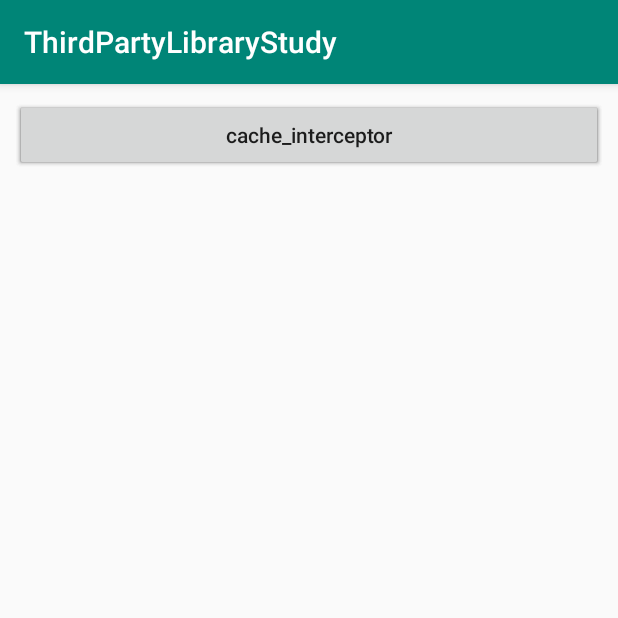
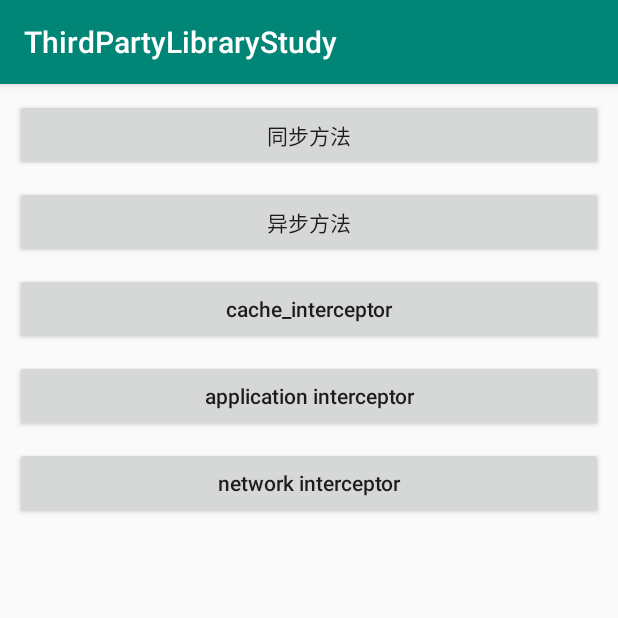
Before and after one commit to tinyvampirepudge/ThirdPartyLibraryStudy, an Android app: the OkhttpActivity screen opened directly, with no data from a screen before it, on a phone screen of 412 x 824 dp, the top half of it. Run offline under Robolectric (Android 15) with nearby library versions, the phone set to English and light mode, and no system bars; our stand-ins replace ButterKnife.

Commit message:
应用拦截器和网络拦截器

```diff
--- a/app/src/main/AndroidManifest.xml
+++ b/app/src/main/AndroidManifest.xml
@@ -2,6 +2,8 @@
 <manifest xmlns:android="http://schemas.android.com/apk/res/android"
     xmlns:tools="http://schemas.android.com/tools"
     package="com.tinytongtong.thirdpartylibrarystudy">
+
+    <uses-permission android:name="android.permission.INTERNET"/>
 
     <application
         android:allowBackup="true"
--- a/app/src/main/res/layout/activity_okhttp.xml
+++ b/app/src/main/res/layout/activity_okhttp.xml
@@ -8,26 +8,42 @@
 
     <Button
         android:id="@+id/btn_sync"
+        style="@style/btn_style_lower"
+        android:text="同步方法"
         app:layout_constraintLeft_toLeftOf="parent"
         app:layout_constraintRight_toRightOf="parent"
-        style="@style/btn_style_lower"
-        android:text="同步方法"
         app:layout_constraintTop_toTopOf="parent" />
 
     <Button
         android:id="@+id/btn_async"
+        style="@style/btn_style_lower"
+        android:text="异步方法"
         app:layout_constraintLeft_toLeftOf="parent"
         app:layout_constraintRight_toRightOf="parent"
-        style="@style/btn_style_lower"
-        android:text="异步方法"
-        app:layout_constraintTop_toTopOf="parent" />
+        app:layout_constraintTop_toBottomOf="@id/btn_sync" />
 
     <Button
         android:id="@+id/btn_cache_interceptor"
+        style="@style/btn_style_lower"
+        android:text="cache_interceptor"
         app:layout_constraintLeft_toLeftOf="parent"
         app:layout_constraintRight_toRightOf="parent"
+        app:layout_constraintTop_toBottomOf="@id/btn_async" />
+
+    <Button
+        android:id="@+id/btn_application_interceptor"
         style="@style/btn_style_lower"
-        android:text="cache_interceptor"
-        app:layout_constraintTop_toTopOf="parent" />
+        android:text="application interceptor"
+        app:layout_constraintLeft_toLeftOf="parent"
+        app:layout_constraintRight_toRightOf="parent"
+        app:layout_constraintTop_toBottomOf="@id/btn_cache_interceptor" />
+
+    <Button
+        android:id="@+id/btn_network_interceptor"
+        style="@style/btn_style_lower"
+        android:text="network interceptor"
+        app:layout_constraintLeft_toLeftOf="parent"
+        app:layout_constraintRight_toRightOf="parent"
+        app:layout_constraintTop_toBottomOf="@id/btn_application_interceptor" />
 
 </android.support.constraint.ConstraintLayout>
```
Also changed, not shown: app/src/main/java/com/tinytongtong/thirdpartylibrarystudy/okhttp/LoggingInterceptor.java (added, +37 -0 lines), app/src/main/java/com/tinytongtong/thirdpartylibrarystudy/okhttp/OkhttpActivity.java (+68 -0 lines).
